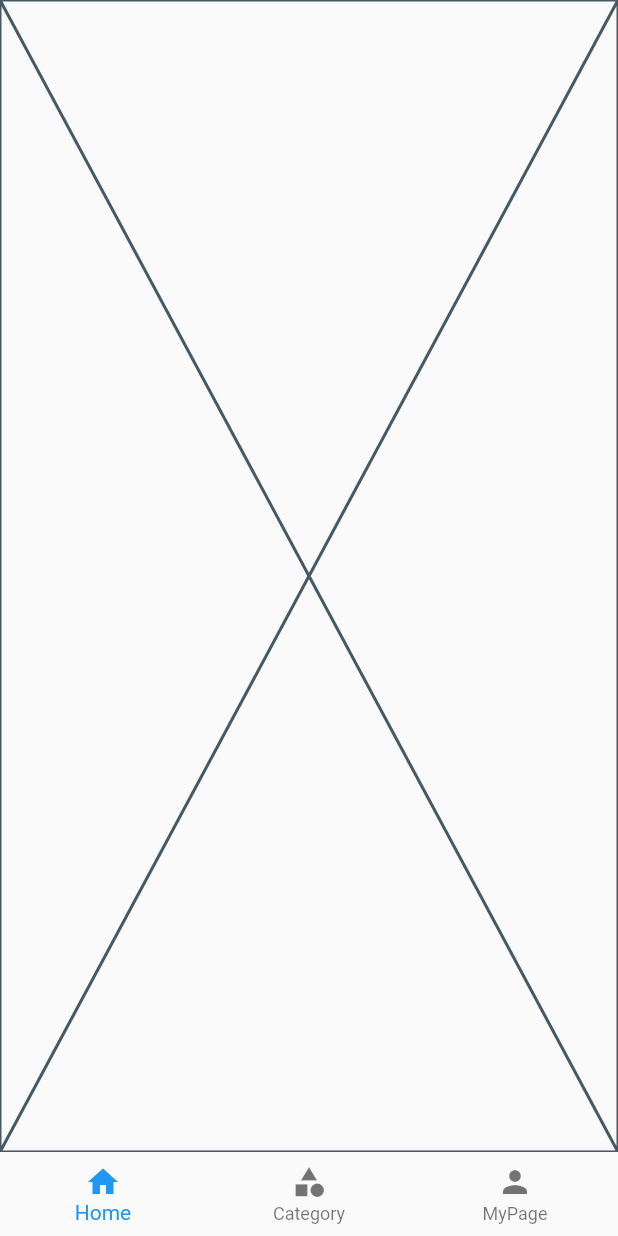
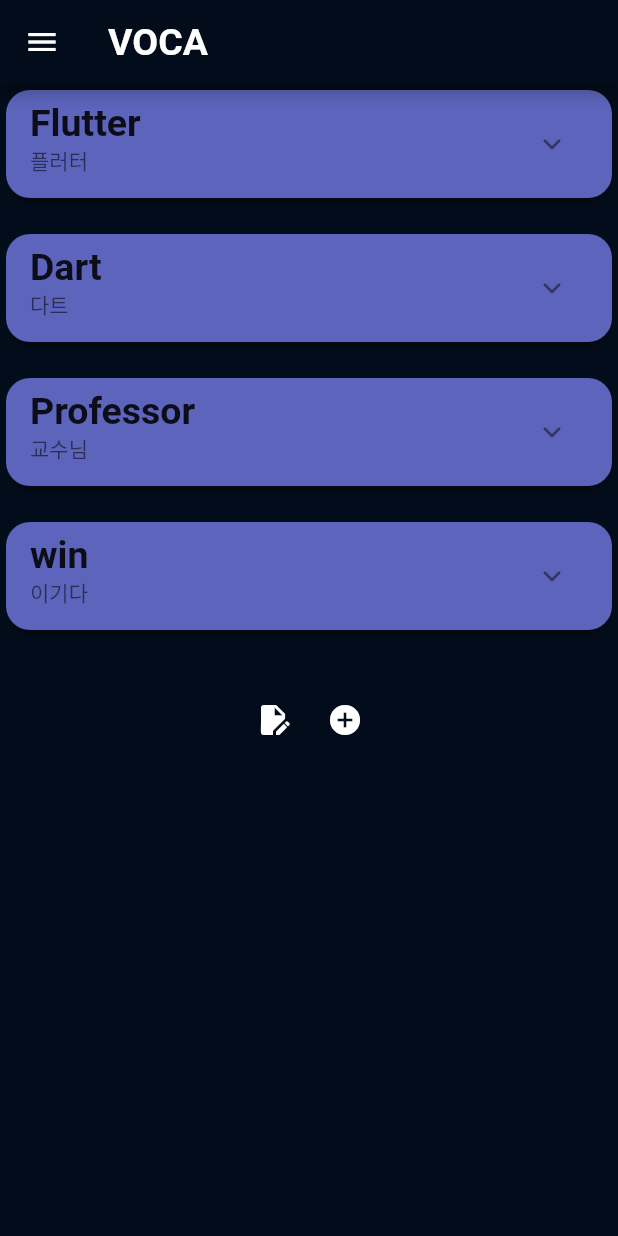
Before and after one commit to 2023-sungshin-sw/good-at-swimming-front, a Flutter app: the screen it shows after launch, on a phone screen of 412 x 824 dp. Run offline on Flutter 3.47's test engine with Material 2 defaults, Android fonts, the phone set to English and light mode, and no system bars.

Commit message:
Design: 단어 메인 페이지 초기 구성

```diff
--- a/lib/logIn/signUp_page.dart
+++ b/lib/logIn/signUp_page.dart
@@ -1,7 +1,13 @@
 import 'package:flutter/material.dart';
 
-class SignUpPage extends StatelessWidget {
+class SignUpPage extends StatefulWidget {
   const SignUpPage({super.key});
+
+  @override
+  State<SignUpPage> createState() => _SignUpPageState();
+}
+
+class _SignUpPageState extends State<SignUpPage> {
   @override
   Widget build(BuildContext context) {
     return Scaffold(
--- a/lib/main.dart
+++ b/lib/main.dart
@@ -1,4 +1,5 @@
 import 'package:flutter/material.dart';
+import 'package:good_swimming/tab/category/word/word_page.dart';
 //import 'package:good_swimming/logIn/signUp_page.dart';
 import 'package:good_swimming/tab/tab_page.dart';
 
@@ -12,7 +13,7 @@ class MyApp extends StatelessWidget {
   @override
   Widget build(BuildContext context) {
     return const MaterialApp(
-      home: TabPage(),
+      home: WordPage(),
     );
   }
 }
--- a/lib/tab/category/word/word_page.dart
+++ b/lib/tab/category/word/word_page.dart
@@ -0,0 +1,130 @@
+import 'package:flutter/material.dart';
+
+class WordPage extends StatefulWidget {
+  const WordPage({Key? key}) : super(key: key);
+
+  @override
+  _WordPageState createState() => _WordPageState();
+}
+
+class _WordPageState extends State<WordPage> {
+  final List<WordCard> words = [
+    WordCard('Flutter', '플러터', 'Flutter is a UI toolkit.'),
+    WordCard('Dart', '다트', 'Dart is a programming language.'),
+    WordCard('Professor', '교수님', null),
+    WordCard('win', '이기다', null),
+    // 나중에 단어 데이터로 받아오는 건 처리 예정
+  ];
+
+  @override
+  Widget build(BuildContext context) {
+    return Scaffold(
+      backgroundColor: const Color(0xFF030C1A),
+      appBar: AppBar(
+        backgroundColor: const Color(0xFF030C1A),
+        leading: IconButton(
+          icon: const Icon(Icons.menu),
+          onPressed: () {
+            // 카테고리 버튼 동작 추가
+          },
+        ),
+        title: const Text(
+          'VOCA',
+          style: TextStyle(fontSize: 25, fontWeight: FontWeight.bold),
+        ),
+      ),
+      body: SingleChildScrollView(
+        child: Column(
+          children: [
+            for (var word in words)
+              Column(
+                children: [
+                  WordCardItem(wordCard: word),
+                  const SizedBox(height: 16),
+                ],
+              ),
+            const SizedBox(height: 16),
+            Row(
+              mainAxisAlignment: MainAxisAlignment.center, // 가운데 정렬
+              children: [
+                IconButton(
+                  icon: const Icon(Icons.edit_document, color: Colors.white),
+                  onPressed: () {
+                    // 첫 번째 아이콘 버튼 동작 추가
+                  },
+                ),
+                IconButton(
+                  icon: const Icon(Icons.add_circle, color: Colors.white),
+                  onPressed: () {
+                    // 두 번째 아이콘 버튼 동작 추가
+                  },
+                ),
+              ],
+            ),
+            const SizedBox(height: 16),
+          ],
+        ),
+      ),
+    );
+  }
+}
+
+class WordCard {
+  final String word;
+  final String meaning;
+  final String? example;
+
+  WordCard(this.word, this.meaning, this.example);
+}
+
+class WordCardItem extends StatefulWidget {
+  final WordCard wordCard;
+
+  const WordCardItem({Key? key, required this.wordCard}) : super(key: key);
+
+  @override
+  _WordCardItemState createState() => _WordCardItemState();
+}
+
+class _WordCardItemState extends State<WordCardItem> {
+  bool _isExpanded = false;
+
+  @override
+  Widget build(BuildContext context) {
+    return Card(
+      shape: RoundedRectangleBorder(
+        borderRadius: BorderRadius.circular(16),
+      ),
+      color: _isExpanded ? const Color(0xFFBCC7EF) : const Color(0xFF5C65BB),
+      elevation: 2.0,
+      child: Column(
+        crossAxisAlignment: CrossAxisAlignment.start,
+        children: [
+          ListTile(
+            title: Text(
+              widget.wordCard.word,
+              style: const TextStyle(
+                fontSize: 25,
+                fontWeight: FontWeight.bold,
+              ),
+            ),
+            subtitle: Text(widget.wordCard.meaning),
+            trailing: IconButton(
+              icon: Icon(_isExpanded ? Icons.expand_less : Icons.expand_more),
+              onPressed: () {
+                setState(() {
+                  _isExpanded = !_isExpanded;
+                });
+              },
+            ),
+          ),
+          if (_isExpanded && widget.wordCard.example != null)
+            Padding(
+              padding: const EdgeInsets.all(16.0),
+              child: Text(widget.wordCard.example!),
+            ),
+        ],
+      ),
+    );
+  }
+}
```
